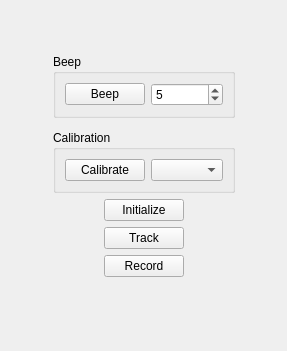
Old version of the form trunk/components/cisstNDISerial/code/mtsNDISerialControllerQtWidget.ui in the repository eetuna/cisst.
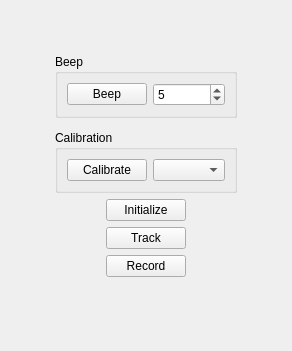
New version of the form.

Patch:
```diff
--- a/trunk/components/cisstNDISerial/code/mtsNDISerialControllerQtWidget.ui
+++ b/trunk/components/cisstNDISerial/code/mtsNDISerialControllerQtWidget.ui
@@ -6,7 +6,7 @@
    <rect>
     <x>0</x>
     <y>0</y>
-    <width>287</width>
+    <width>292</width>
     <height>351</height>
    </rect>
   </property>
```
Left out of the diff: 4 changed lines with no effect on the pictures.
